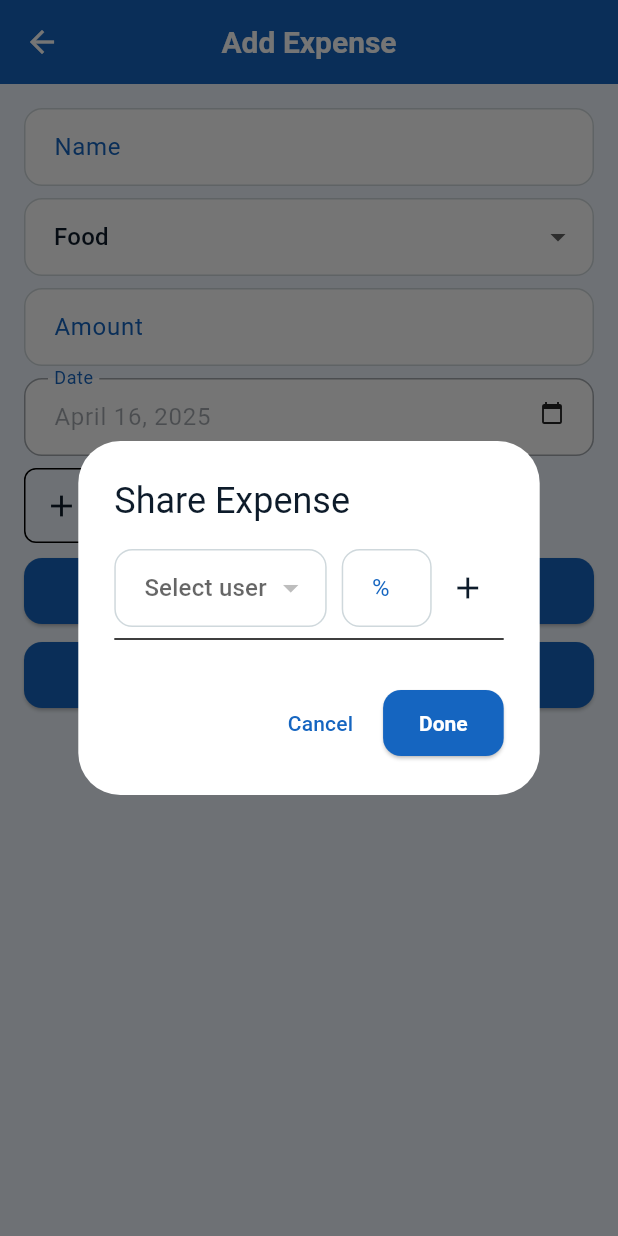
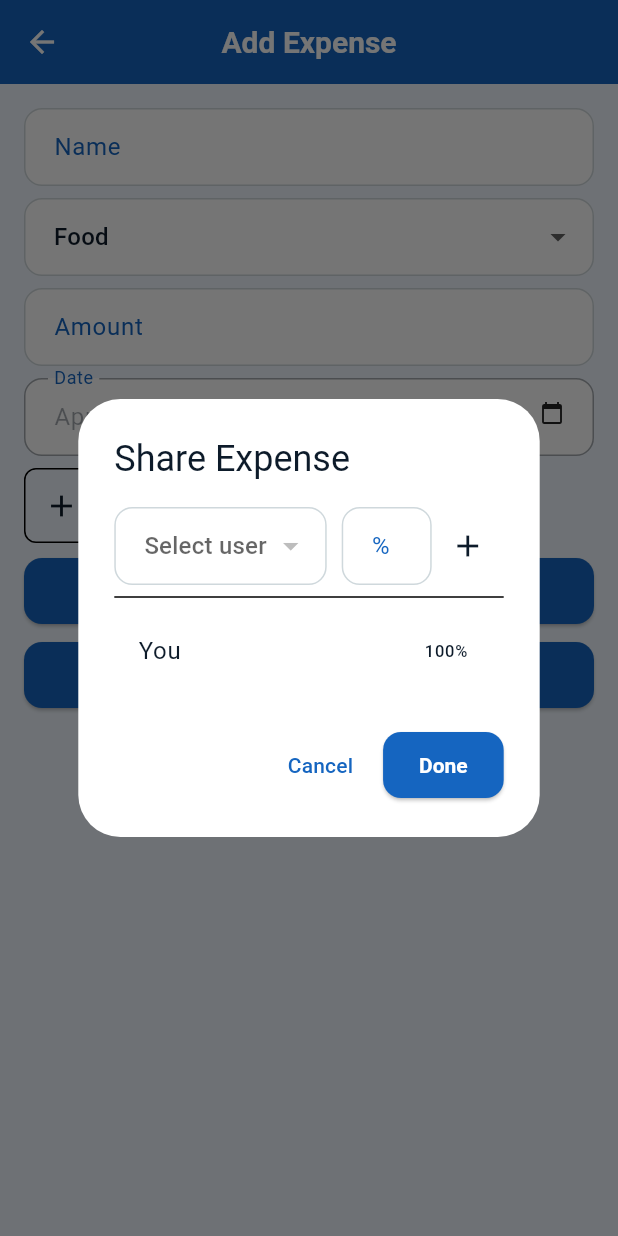
Before and after one commit to AA-Siddiqui/mini_project, a Flutter app: the ExpenseFormPage screen opened directly, after a tap on "Share Expense", on a phone screen of 412 x 824 dp. Run offline on Flutter 3.47's test engine with Material 3 defaults, Android fonts, the phone set to English and light mode, and no system bars; our stand-ins replace image_picker, sqflite; accounts and stored records are empty.

Commit message:
bug fixes

```diff
--- a/lib/screens/expense_form_page.dart
+++ b/lib/screens/expense_form_page.dart
@@ -48,9 +48,10 @@ class _ExpenseFormPageState extends State<ExpenseFormPage> {
     if (result != null) {
       final total = result.values.fold(0.0, (sum, val) => sum + val);
       if (total != 100.0) {
-        ScaffoldMessenger.of(context).showSnackBar(
-            SnackBar(content: Text('Percentages must add up to 100')));
-        return;
+        result.addAll({
+          Provider.of<UserProvider>(context, listen: false).user?.id ?? -1:
+              100 - total
+        });
       }
       setState(() {
         _sharedWith = result;
@@ -186,12 +187,18 @@ class _ExpenseFormPageState extends State<ExpenseFormPage> {
                             ListTile(
                               title: Text("Camera"),
                               leading: Icon(Icons.camera),
-                              onTap: () => _pickImages(true),
+                              onTap: () {
+                                _pickImages(true);
+                                Navigator.pop(context);
+                              },
                             ),
                             ListTile(
                               title: Text("Gallery"),
                               leading: Icon(Icons.image),
-                              onTap: _pickImages,
+                              onTap: () {
+                                _pickImages();
+                                Navigator.pop(context);
+                              },
                             ),
                             ListTile(),
                             ListTile(),
--- a/lib/widgets/share_expense_dialog.dart
+++ b/lib/widgets/share_expense_dialog.dart
@@ -1,4 +1,6 @@
 import 'package:flutter/material.dart';
+import 'package:mini_project/providers/user_provider.dart';
+import 'package:provider/provider.dart';
 import '../db/database_helper.dart';
 import '../models/user.dart';
 
@@ -50,6 +52,10 @@ class _ShareExpenseDialogState extends State<ShareExpenseDialog> {
                   hint: Text('Select user'),
                   value: selectedUser,
                   items: allUsers
+                      .where((user) =>
+                          user.username !=
+                          (Provider.of<UserProvider>(context).user?.username ??
+                              ""))
                       .map((u) =>
                           DropdownMenuItem(value: u, child: Text(u.username)))
                       .toList(),
@@ -69,6 +75,11 @@ class _ShareExpenseDialogState extends State<ShareExpenseDialog> {
             ],
           ),
           Divider(),
+          ListTile(
+            title: Text("You"),
+            trailing: Text(
+                '${(100 - shared.entries.fold(0.0, (prev, n) => prev + n.value)).toStringAsFixed(0)}%'),
+          ),
           ...shared.entries.map((entry) {
             final user = allUsers.firstWhere((u) => u.id == entry.key,
                 orElse: () => User(username: 'Unknown', password: ''));
@@ -81,10 +92,13 @@ class _ShareExpenseDialogState extends State<ShareExpenseDialog> {
       ),
       actions: [
         TextButton(
-            onPressed: () => Navigator.pop(context), child: Text('Cancel')),
+          onPressed: () => Navigator.pop(context),
+          child: Text('Cancel'),
+        ),
         ElevatedButton(
-            onPressed: () => Navigator.pop(context, shared),
-            child: Text('Done')),
+          onPressed: () => Navigator.pop(context, shared),
+          child: Text('Done'),
+        ),
       ],
     );
   }
```
